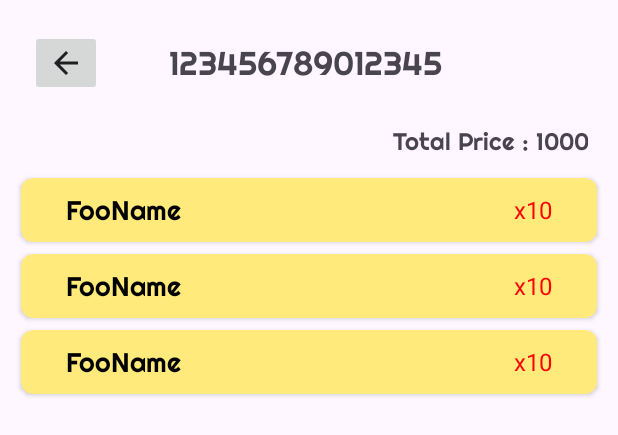
After one commit to Sd023/Entrees, an Android app: the layout fragment_order_details.xml on its own in the app's theme, with its tools: preview values and no code run, on a phone screen of 412 x 824 dp. The commit adds this screen. Shown: the top 435 px of the screen. Run offline under Robolectric (Android 15) with nearby library versions, the phone set to English and light mode, and no system bars.

Commit message:
Issue fixes. Order details complete

```diff
--- a/app/src/main/java/com/sdapps/entres/main/food/main/view/CartDrawerFragment.kt
+++ b/app/src/main/java/com/sdapps/entres/main/food/main/view/CartDrawerFragment.kt
@@ -116,6 +116,7 @@ class CartDrawerFragment : BaseEntreesFragment(), BaseEntreesFragment.AlertDialo
 
     override fun onClick() {
         PrintDataManager(vm, requireContext()).createPrintFile()
+        requireActivity().finish()
     }
 
 }
--- a/app/src/main/java/com/sdapps/entres/main/home/orderhistory/OrderHistoryBO.kt
+++ b/app/src/main/java/com/sdapps/entres/main/home/orderhistory/OrderHistoryBO.kt
@@ -9,4 +9,10 @@ class OrderHistoryBO {
     var totalPrice : String? = null
 
     var status : String? = null
+
+
+    var foodName :String? = null
+    var qty :Int? = null
+    var price : Double? = null
+    var netValue : Double? = null
 }
--- /dev/null
+++ b/app/src/main/java/com/sdapps/entres/main/home/orderhistory/vm/Listener.kt
@@ -0,0 +1,6 @@
+package com.sdapps.entres.main.home.orderhistory.vm
+
+interface Listener {
+
+    fun loadOrderDetail(ordID: String)
+}
--- a/app/src/main/java/com/sdapps/entres/main/home/tableview/dialog/CommonDialog.kt
+++ b/app/src/main/java/com/sdapps/entres/main/home/tableview/dialog/CommonDialog.kt
@@ -90,7 +90,8 @@ class CommonDialog(var presenter: TableViewPresenter) : DialogFragment(), Common
         intent.putExtra("TABLENAME", tablText)
         Log.d("INTENT", "Before $position , $seat , ${tableName!!.trim()} , $tablText")
         startActivity(intent)
-
+        if(dialog != null)
+            dismiss()
     }
 
     fun showloading() {
--- /dev/null
+++ b/app/src/main/res/layout/fragment_order_details.xml
@@ -0,0 +1,58 @@
+<?xml version="1.0" encoding="utf-8"?>
+<LinearLayout xmlns:android="http://schemas.android.com/apk/res/android"
+    xmlns:tools="http://schemas.android.com/tools"
+    android:layout_width="match_parent"
+    android:layout_height="match_parent"
+    android:orientation="vertical"
+    tools:context=".main.home.orderhistory.orderdetails.OrderDetailsFragment">
+
+    <LinearLayout
+        android:id="@+id/headerLayout"
+        android:layout_width="match_parent"
+        android:layout_height="wrap_content"
+        android:orientation="horizontal">
+
+        <ImageButton
+            android:id="@+id/backBtn"
+            android:layout_width="wrap_content"
+            android:layout_height="wrap_content"
+            android:src="@drawable/baseline_arrow_back_24"
+            android:layout_margin="20dp"/>
+
+        <TextView
+            android:id="@+id/ordId"
+            android:layout_width="wrap_content"
+            android:layout_height="wrap_content"
+            android:text="123456789012345"
+            android:ems="7"
+            android:maxLines="1"
+            android:gravity="center"
+            android:layout_margin="20dp"
+            android:textSize="22sp"
+            android:fontFamily="@font/righteous_font"
+            android:layout_gravity="center"/>
+    </LinearLayout>
+    <TextView
+        android:id="@+id/totalOrderValue"
+        android:layout_width="match_parent"
+        android:layout_height="wrap_content"
+        android:text="Total Price : 1000"
+        android:layout_gravity="end"
+        android:gravity="end"
+        android:textSize="16sp"
+        android:layout_marginStart="10dp"
+        android:fontFamily="@font/righteous_font"
+        android:layout_marginEnd="20dp"
+        />
+
+
+    <androidx.recyclerview.widget.RecyclerView
+        android:id="@+id/recyclerView"
+        android:layout_width="match_parent"
+        android:layout_height="match_parent"
+        android:padding="10dp"
+        tools:listitem="@layout/order_details_view"
+        />
+
+
+</LinearLayout>
--- a/app/src/main/res/layout/history_view.xml
+++ b/app/src/main/res/layout/history_view.xml
@@ -2,6 +2,7 @@
     xmlns:app="http://schemas.android.com/apk/res-auto"
     android:layout_width="match_parent"
     android:layout_height="wrap_content"
+    android:id="@+id/cardView"
     android:layout_margin="4dp"
     android:backgroundTint="@color/primary_light"
     app:cardCornerRadius="8dp">
--- /dev/null
+++ b/app/src/main/res/layout/order_details_view.xml
@@ -0,0 +1,46 @@
+<?xml version="1.0" encoding="utf-8"?>
+<androidx.cardview.widget.CardView xmlns:android="http://schemas.android.com/apk/res/android"
+    xmlns:app="http://schemas.android.com/apk/res-auto"
+    android:layout_width="match_parent"
+    android:layout_height="wrap_content"
+    android:id="@+id/cardView"
+    android:layout_margin="4dp"
+    android:backgroundTint="@color/primary_light"
+    app:cardCornerRadius="8dp">
+
+
+    <RelativeLayout
+        android:layout_width="match_parent"
+        android:layout_height="wrap_content">
+
+
+        <TextView
+            android:id="@+id/foodName"
+            android:layout_width="wrap_content"
+            android:layout_height="wrap_content"
+            android:layout_marginStart="30dp"
+            android:layout_marginTop="10dp"
+            android:layout_marginEnd="10dp"
+            android:layout_marginBottom="10dp"
+            android:fontFamily="@font/righteous_font"
+            android:text="FooName"
+            android:textColor="@color/black"
+            android:textSize="18sp" />
+
+        <TextView
+            android:id="@+id/qty"
+            android:layout_width="wrap_content"
+            android:layout_height="wrap_content"
+            android:text="x10"
+            android:layout_alignParentEnd="true"
+            android:layout_marginTop="10dp"
+            android:layout_marginEnd="30dp"
+            android:textColor="@color/red"
+            android:textSize="16sp"/>
+
+    </RelativeLayout>
+
+
+
+
+</androidx.cardview.widget.CardView>
--- a/app/src/main/res/navigation/nav_graph.xml
+++ b/app/src/main/res/navigation/nav_graph.xml
@@ -3,7 +3,8 @@
     xmlns:app="http://schemas.android.com/apk/res-auto"
     xmlns:tools="http://schemas.android.com/tools"
     android:id="@+id/mobile_navigation"
-    app:startDestination="@+id/orderTaking">
+    app:startDestination="@+id/orderTaking"
+    >
 
     <fragment
         android:id="@+id/profile"
```
Also changed, not shown: app/src/main/java/com/sdapps/entres/main/home/orderhistory/OrderHistoryAdapter.kt (+14 -0 lines), app/src/main/java/com/sdapps/entres/main/home/orderhistory/OrderHistoryFragment.kt (+17 -2 lines), app/src/main/java/com/sdapps/entres/main/home/orderhistory/orderdetails/OrderDetailsAdapter.kt (added, +46 -0 lines), app/src/main/java/com/sdapps/entres/main/home/orderhistory/orderdetails/OrderDetailsFragment.kt (added, +66 -0 lines), app/src/main/java/com/sdapps/entres/main/home/orderhistory/vm/OrderHistoryDataManager.kt (+34 -0 lines), app/src/main/java/com/sdapps/entres/main/home/orderhistory/vm/VM.kt (+21 -0 lines), app/src/main/res/layout/fragment_order_history.xml (+10 -2 lines).
